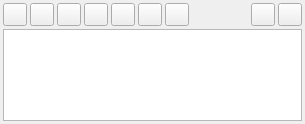
The window that Modules/Visualization/MonteverdiGui/src/mvdLayerStackWidget.ui (orfeotoolbox/OTB) describes before a commit, drawn with Qt 5.
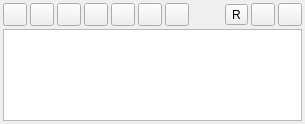
The same window after the commit. Icons and pictures are not drawn.

Commit message: WIP on effects reset button

What changed in the file:
```diff
--- a/Modules/Visualization/MonteverdiGui/src/mvdLayerStackWidget.ui
+++ b/Modules/Visualization/MonteverdiGui/src/mvdLayerStackWidget.ui
@@ -179,6 +179,13 @@
        </property>
       </spacer>
      </item>
+     <item>
+      <widget class="QToolButton" name="resetEffectsButton">
+       <property name="text">
+        <string>R</string>
+       </property>
+      </widget>
+     </item>
      <item>
       <widget class="QToolButton" name="deleteAllButton">
        <property name="toolTip">
```
Left out of the diff: 18 changed lines with no effect on the pictures. The commit also changes 5 other files.
